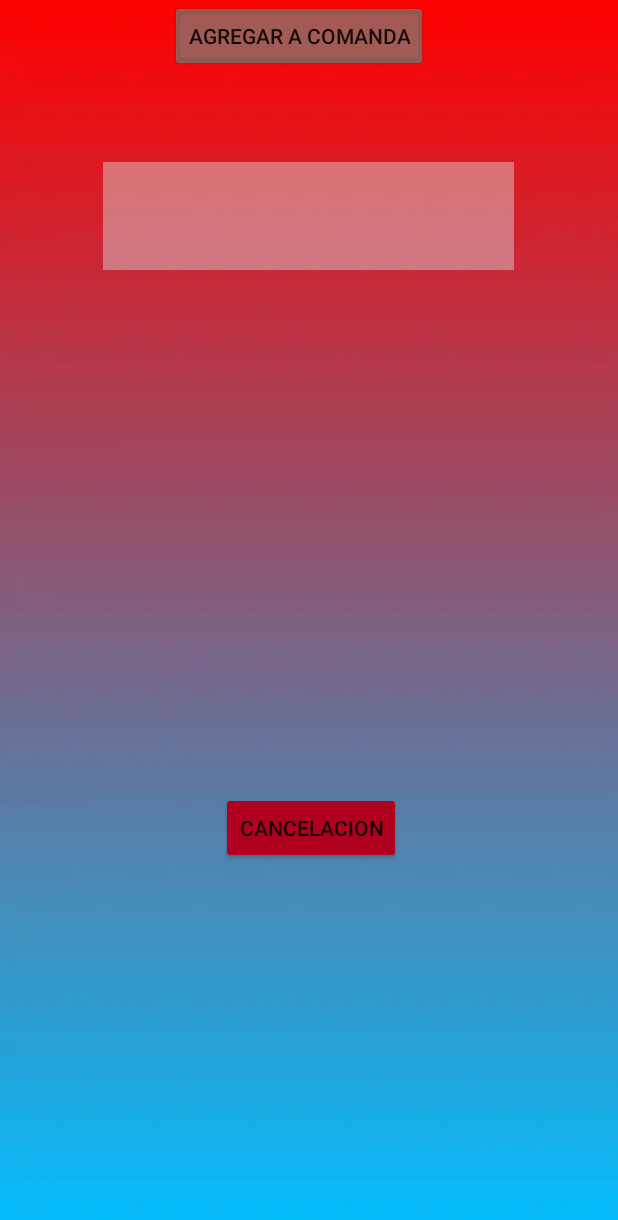
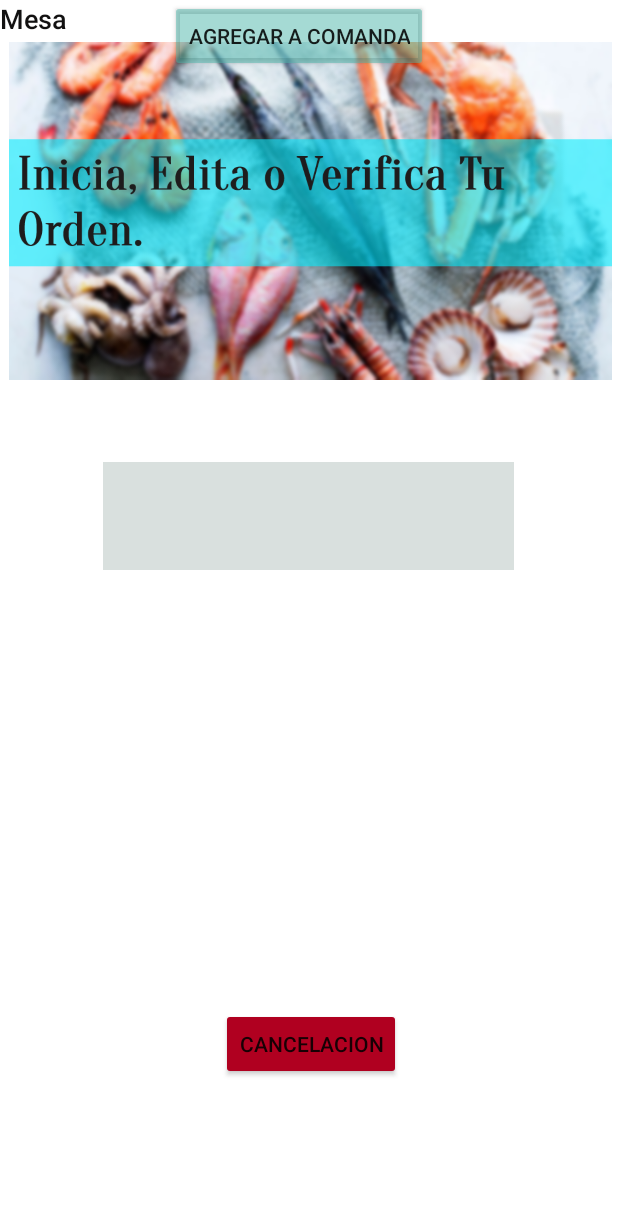
Before and after one commit to saulvl1024/AppMariscos, an Android app: the comanda screen opened directly, with no data from a screen before it, on a phone screen of 412 x 824 dp. Shown: the top 1220 px of the screen. Run offline under Robolectric (Android 15) with nearby library versions, the phone set to English and light mode, and no system bars.

Commit message:
Segundo fondo

```diff
--- a/app/src/main/res/layout/activity_main.xml
+++ b/app/src/main/res/layout/activity_main.xml
@@ -4,7 +4,7 @@
     xmlns:tools="http://schemas.android.com/tools"
     android:layout_width="match_parent"
     android:layout_height="match_parent"
-    android:background="@drawable/fondo"
+    android:background="@color/white"
     tools:context=".MainActivity">
 
     <EditText
@@ -46,7 +46,7 @@
         app:layout_constraintStart_toStartOf="parent"
         app:layout_constraintTop_toTopOf="parent"
         app:layout_constraintVertical_bias="0.554"
-        app:srcCompat="@drawable/logo" />
+        app:srcCompat="@drawable/antojitos_marinerod" />
 
     <Button
         android:id="@+id/inicio"
@@ -54,6 +54,7 @@
         android:layout_height="65dp"
         android:layout_marginBottom="64dp"
         android:backgroundTint="#DF3E7E"
+        android:fontFamily="sans-serif-condensed"
         android:onClick="inicio"
         android:text="@string/inicio"
         app:layout_constraintBottom_toBottomOf="parent"
--- a/app/src/main/res/layout/content_comanda.xml
+++ b/app/src/main/res/layout/content_comanda.xml
@@ -4,33 +4,21 @@
     xmlns:tools="http://schemas.android.com/tools"
     android:layout_width="match_parent"
     android:layout_height="match_parent"
-    android:background="@drawable/fondo"
+    android:background="@color/white"
     app:layout_behavior="@string/appbar_scrolling_view_behavior">
 
     <Spinner
         android:id="@+id/spinner"
         android:layout_width="274dp"
         android:layout_height="72dp"
-        android:layout_marginTop="108dp"
+        android:layout_marginTop="308dp"
         android:background="#F000B4D4"
-        android:backgroundTint="#7AD4DBDC"
+        android:backgroundTint="#EDD4DCDA"
         android:visibility="visible"
         app:layout_constraintEnd_toEndOf="parent"
         app:layout_constraintHorizontal_bias="0.496"
         app:layout_constraintStart_toStartOf="parent"
         app:layout_constraintTop_toTopOf="parent" />
-
-    <Button
-        android:id="@+id/CANCELACION"
-        android:layout_width="wrap_content"
-        android:layout_height="wrap_content"
-        android:layout_marginBottom="248dp"
-        android:backgroundTint="@color/design_default_color_error"
-        android:text="@string/CANCELACION"
-        app:layout_constraintBottom_toBottomOf="parent"
-        app:layout_constraintEnd_toEndOf="@+id/button2"
-        app:layout_constraintHorizontal_bias="0.648"
-        app:layout_constraintStart_toStartOf="@+id/button2" />
 
     <Button
         android:id="@+id/button"
@@ -44,7 +32,22 @@
         app:layout_constraintHorizontal_bias="0.504"
         app:layout_constraintStart_toStartOf="@+id/spinner"
         app:layout_constraintTop_toTopOf="parent"
-        app:layout_constraintVertical_bias="0.804" />
+        app:layout_constraintVertical_bias="0.992" />
+
+
+    <ImageView
+        android:id="@+id/imageView"
+        android:layout_width="474dp"
+        android:layout_height="225dp"
+        android:layout_marginTop="28dp"
+        android:layout_marginBottom="80dp"
+        app:layout_constraintBottom_toTopOf="@+id/editTextTextEmailAddress"
+        app:layout_constraintEnd_toEndOf="parent"
+        app:layout_constraintHorizontal_bias="0.504"
+        app:layout_constraintStart_toStartOf="parent"
+        app:layout_constraintTop_toTopOf="parent"
+        app:layout_constraintVertical_bias="0.554"
+        app:srcCompat="@drawable/bienvenido" />
 
     <Button
         android:id="@+id/button2"
@@ -55,6 +58,29 @@
         app:layout_constraintEnd_toEndOf="@+id/button"
         app:layout_constraintHorizontal_bias="1.0"
         app:layout_constraintStart_toStartOf="@+id/button"
-        tools:layout_editor_absoluteY="341dp" />
+        tools:layout_editor_absoluteY="484dp" />
+
+    <Button
+        android:id="@+id/CANCELACION"
+        android:layout_width="wrap_content"
+        android:layout_height="wrap_content"
+        android:layout_marginBottom="104dp"
+        android:backgroundTint="@color/design_default_color_error"
+        android:text="@string/CANCELACION"
+        app:layout_constraintBottom_toBottomOf="parent"
+        app:layout_constraintEnd_toEndOf="@+id/button2"
+        app:layout_constraintHorizontal_bias="0.648"
+        app:layout_constraintStart_toStartOf="@+id/button2" />
+
+    <TextView
+        android:id="@+id/textView"
+        android:layout_width="73dp"
+        android:layout_height="35dp"
+        android:fontFamily="sans-serif-medium"
+        android:text="Mesa"
+        android:textColor="#121111"
+        android:textSize="18sp"
+        tools:layout_editor_absoluteX="68dp"
+        tools:layout_editor_absoluteY="282dp" />
 
 </androidx.constraintlayout.widget.ConstraintLayout>
```
Also changed, not shown: app/src/main/res/drawable-v24/bienvenido.png (added), 1 other file.
